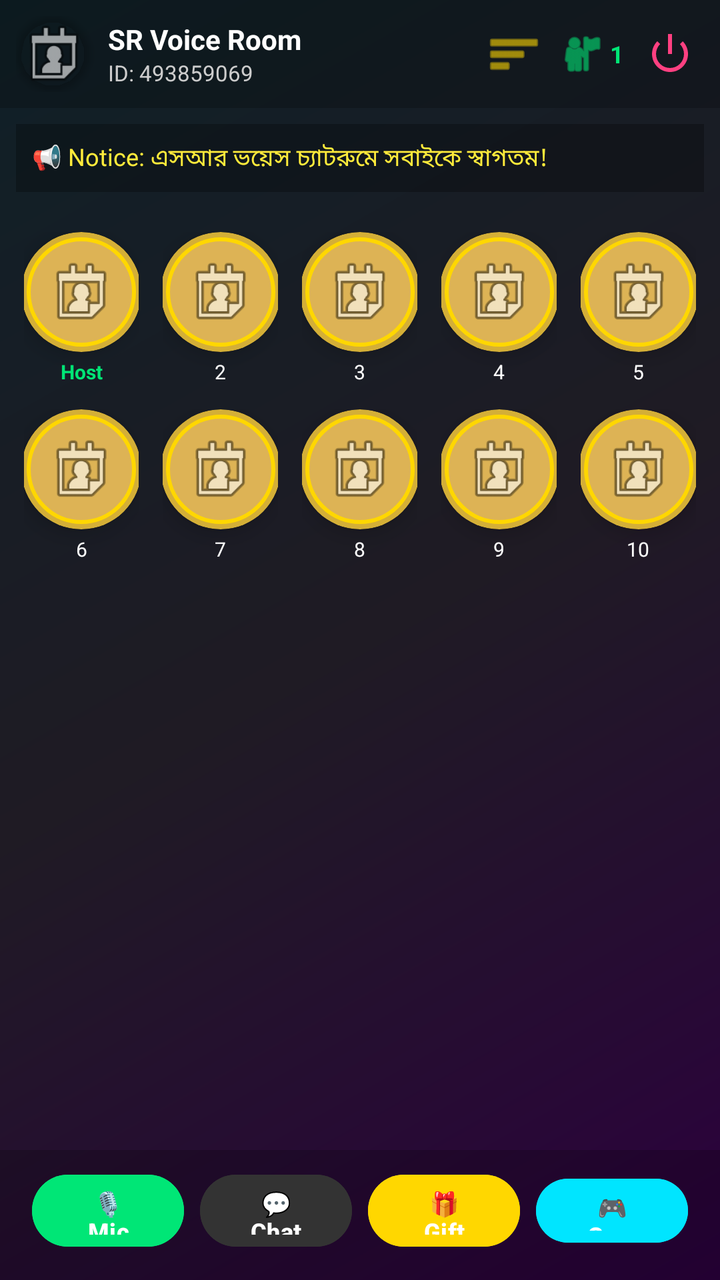
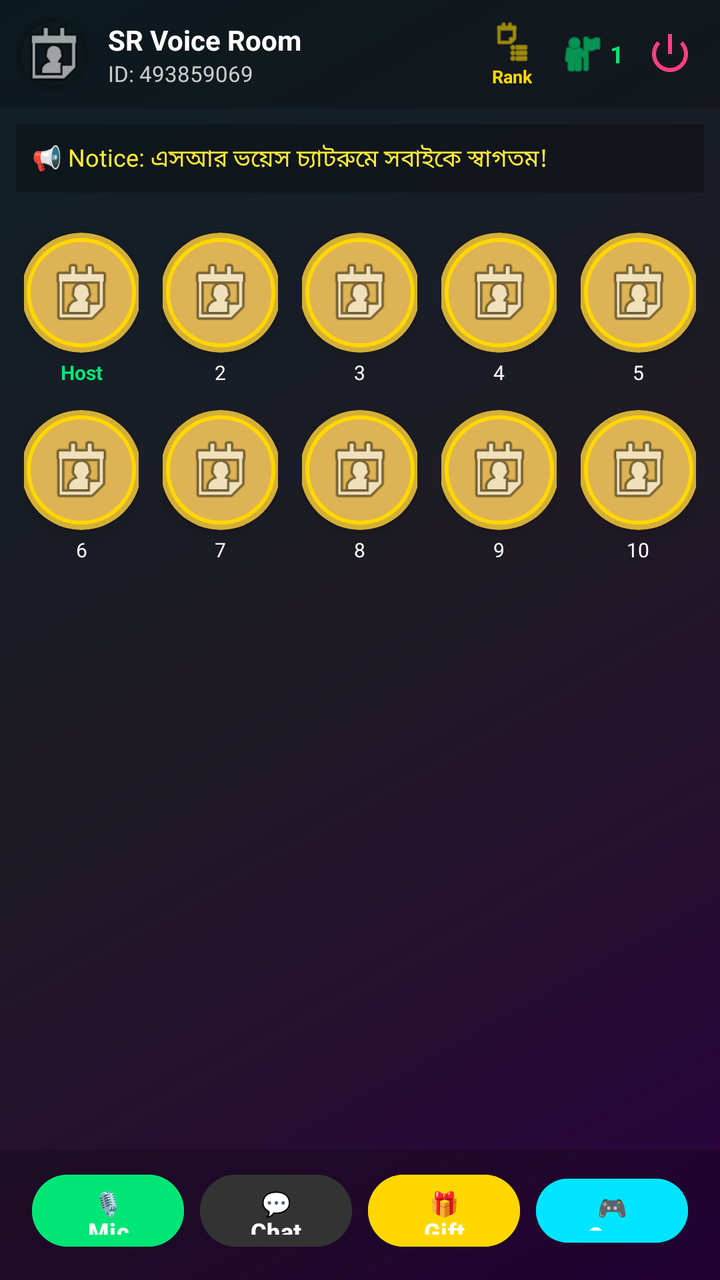

Compare the two renders of this Android layout. The source of the first and the diff that turns it into the second are given below.
<!-- AndroidManifest.xml: activity theme Theme.SRVoiceChat -->
<!-- res/layout/activity_voice_room.xml -->
<?xml version="1.0" encoding="utf-8"?>
<LinearLayout xmlns:android="http://schemas.android.com/apk/res/android"
    xmlns:app="http://schemas.android.com/apk/res-auto"
    android:layout_width="match_parent"
    android:layout_height="match_parent"
    android:orientation="vertical"
    android:fitsSystemWindows="true"
    android:background="@drawable/voice_room_bg">

    
    <LinearLayout
        android:layout_width="match_parent"
        android:layout_height="wrap_content"
        android:orientation="horizontal"
        android:padding="8dp"
        android:gravity="center_vertical"
        android:background="#33000000">

        
        <androidx.cardview.widget.CardView
            android:layout_width="38dp"
            android:layout_height="38dp"
            app:cardCornerRadius="19dp"
            app:cardElevation="2dp"
            android:layout_marginEnd="8dp"
            app:cardBackgroundColor="@android:color/transparent">
            <ImageView
                android:id="@+id/roomHeaderProfileImg"
                android:layout_width="match_parent"
                android:layout_height="match_parent"
                android:scaleType="centerCrop"
                android:src="@android:drawable/ic_menu_my_calendar"/>
        </androidx.cardview.widget.CardView>

        
        <LinearLayout
            android:layout_width="0dp"
            android:layout_height="wrap_content"
            android:layout_weight="1"
            android:orientation="vertical">

            <TextView
                android:id="@+id/roomTitleText"
                android:layout_width="wrap_content"
                android:layout_height="wrap_content"
                android:text="SR Voice Room"
                android:textColor="#FFFFFF"
                android:textSize="14sp"
                android:textStyle="bold"
                android:maxLines="1"
                android:ellipsize="end"/>

            <TextView
                android:id="@+id/roomInfoText"
                android:layout_width="wrap_content"
                android:layout_height="wrap_content"
                android:text="ID: 493859069"
                android:textColor="#CCCCCC"
                android:textSize="11sp"
                android:maxLines="1"
                android:ellipsize="end"/>
        </LinearLayout>

        
        <ImageView
            android:id="@+id/btnInRoomRanking"
            android:layout_width="28dp"
            android:layout_height="28dp"
            android:src="@android:drawable/ic_menu_sort_by_size"
            android:tint="#FFD700"
            android:layout_marginEnd="8dp"
            android:contentDescription="Ranking List"/>

        
        <LinearLayout
            android:layout_width="wrap_content"
            android:layout_height="wrap_content"
            android:orientation="horizontal"
            android:gravity="center_vertical"
            android:layout_marginEnd="6dp">

            <ImageView
                android:id="@+id/btnOnlineList"
                android:layout_width="24dp"
                android:layout_height="24dp"
                android:src="@android:drawable/ic_menu_myplaces"
                android:tint="#00E676"
                android:contentDescription="Online List"/>

            <TextView
                android:id="@+id/textOnlineCount"
                android:layout_width="wrap_content"
                android:layout_height="wrap_content"
                android:text="1"
                android:textColor="#00E676"
                android:textSize="12sp"
                android:textStyle="bold"
                android:layout_marginStart="2dp"/>
        </LinearLayout>

        
        <ImageButton
            android:id="@+id/btnPower"
            android:layout_width="34dp"
            android:layout_height="34dp"
            android:background="?attr/selectableItemBackgroundBorderless"
            android:src="@android:drawable/ic_lock_power_off"
            android:tint="#FF4081"
            android:contentDescription="Power Button" />
    </LinearLayout>

    
    <TextView
        android:id="@+id/roomNoticeBarText"
        android:layout_width="match_parent"
        android:layout_height="wrap_content"
        android:text="📢 Notice: এসআর ভয়েস চ্যাটরুমে সবাইকে স্বাগতম!"
        android:textColor="#FFEB3B"
        android:textSize="12sp"
        android:padding="8dp"
        android:background="#44000000"
        android:layout_margin="8dp"
        android:maxLines="1"
        android:ellipsize="end"/>

    
    <GridLayout
        android:layout_width="match_parent"
        android:layout_height="wrap_content"
        android:columnCount="5"
        android:padding="6dp"
        android:alignmentMode="alignMargins"
        android:columnOrderPreserved="false"
        android:gravity="center">

        
        <LinearLayout android:layout_width="0dp" android:layout_height="wrap_content" android:layout_columnWeight="1" android:orientation="vertical" android:gravity="center" android:layout_margin="6dp">
            <androidx.cardview.widget.CardView
                android:id="@+id/seatCard1"
                android:layout_width="60dp"
                android:layout_height="60dp"
                app:cardCornerRadius="30dp"
                app:cardElevation="6dp"
                app:cardBackgroundColor="#22000000"
                app:cardPreventCornerOverlap="false">
                <LinearLayout
                    android:layout_width="match_parent"
                    android:layout_height="match_parent"
                    android:background="@drawable/circle_gold"
                    android:padding="2.5dp">
                    <ImageView
                        android:id="@+id/seatImg1"
                        android:layout_width="match_parent"
                        android:layout_height="match_parent"
                        android:scaleType="centerCrop"
                        android:background="@drawable/bg_circle_pink"
                        android:src="@android:drawable/ic_menu_my_calendar"
                        android:padding="8dp"/>
                </LinearLayout>
            </androidx.cardview.widget.CardView>
            <TextView android:id="@+id/seatTxt1" android:layout_width="65dp" android:layout_height="wrap_content" android:text="Host" android:textColor="#00E676" android:textSize="10sp" android:textStyle="bold" android:gravity="center" android:layout_marginTop="3dp" android:maxLines="1" android:ellipsize="end"/>
        </LinearLayout>

        
        <LinearLayout android:layout_width="0dp" android:layout_height="wrap_content" android:layout_columnWeight="1" android:orientation="vertical" android:gravity="center" android:layout_margin="6dp">
            <androidx.cardview.widget.CardView
                android:id="@+id/seatCard2"
                android:layout_width="60dp"
                android:layout_height="60dp"
                app:cardCornerRadius="30dp"
                app:cardElevation="6dp"
                app:cardBackgroundColor="#22000000"
                app:cardPreventCornerOverlap="false">
                <LinearLayout
                    android:layout_width="match_parent"
                    android:layout_height="match_parent"
                    android:background="@drawable/circle_gold"
                    android:padding="2.5dp">
                    <ImageView
                        android:id="@+id/seatImg2"
                        android:layout_width="match_parent"
                        android:layout_height="match_parent"
                        android:scaleType="centerCrop"
                        android:background="@drawable/bg_circle_pink"
                        android:src="@android:drawable/ic_menu_my_calendar"
                        android:padding="8dp"/>
                </LinearLayout>
            </androidx.cardview.widget.CardView>
            <TextView android:id="@+id/seatTxt2" android:layout_width="65dp" android:layout_height="wrap_content" android:text="2" android:textColor="#FFFFFF" android:textSize="10sp" android:gravity="center" android:layout_marginTop="3dp" android:maxLines="1" android:ellipsize="end"/>
        </LinearLayout>

        
        <LinearLayout android:layout_width="0dp" android:layout_height="wrap_content" android:layout_columnWeight="1" android:orientation="vertical" android:gravity="center" android:layout_margin="6dp">
            <androidx.cardview.widget.CardView
                android:id="@+id/seatCard3"
                android:layout_width="60dp"
                android:layout_height="60dp"
                app:cardCornerRadius="30dp"
                app:cardElevation="6dp"
                app:cardBackgroundColor="#22000000">
                <LinearLayout
                    android:layout_width="match_parent"
                    android:layout_height="match_parent"
                    android:background="@drawable/circle_gold"
                    android:padding="2.5dp">
                    <ImageView
                        android:id="@+id/seatImg3"
                        android:layout_width="match_parent"
                        android:layout_height="match_parent"
                        android:scaleType="centerCrop"
                        android:background="@drawable/bg_circle_pink"
                        android:src="@android:drawable/ic_menu_my_calendar"
                        android:padding="8dp"/>
                </LinearLayout>
            </androidx.cardview.widget.CardView>
            <TextView android:id="@+id/seatTxt3" android:layout_width="65dp" android:layout_height="wrap_content" android:text="3" android:textColor="#FFFFFF" android:textSize="10sp" android:gravity="center" android:layout_marginTop="3dp" android:maxLines="1" android:ellipsize="end"/>
        </LinearLayout>

        
        <LinearLayout android:layout_width="0dp" android:layout_height="wrap_content" android:layout_columnWeight="1" android:orientation="vertical" android:gravity="center" android:layout_margin="6dp">
            <androidx.cardview.widget.CardView
                android:id="@+id/seatCard4"
                android:layout_width="60dp"
                android:layout_height="60dp"
                app:cardCornerRadius="30dp"
                app:cardElevation="6dp"
                app:cardBackgroundColor="#22000000">
                <LinearLayout
                    android:layout_width="match_parent"
                    android:layout_height="match_parent"
                    android:background="@drawable/circle_gold"
                    android:padding="2.5dp">
                    <ImageView
                        android:id="@+id/seatImg4"
                        android:layout_width="match_parent"
                        android:layout_height="match_parent"
                        android:scaleType="centerCrop"
                        android:background="@drawable/bg_circle_pink"
                        android:src="@android:drawable/ic_menu_my_calendar"
                        android:padding="8dp"/>
                </LinearLayout>
            </androidx.cardview.widget.CardView>
            <TextView android:id="@+id/seatTxt4" android:layout_width="65dp" android:layout_height="wrap_content" android:text="4" android:textColor="#FFFFFF" android:textSize="10sp" android:gravity="center" android:layout_marginTop="3dp" android:maxLines="1" android:ellipsize="end"/>
        </LinearLayout>

        
        <LinearLayout android:layout_width="0dp" android:layout_height="wrap_content" android:layout_columnWeight="1" android:orientation="vertical" android:gravity="center" android:layout_margin="6dp">
            <androidx.cardview.widget.CardView
                android:id="@+id/seatCard5"
                android:layout_width="60dp"
                android:layout_height="60dp"
                app:cardCornerRadius="30dp"
                app:cardElevation="6dp"
                app:cardBackgroundColor="#22000000">
                <LinearLayout
                    android:layout_width="match_parent"
                    android:layout_height="match_parent"
                    android:background="@drawable/circle_gold"
                    android:padding="2.5dp">
                    <ImageView
                        android:id="@+id/seatImg5"
                        android:layout_width="match_parent"
                        android:layout_height="match_parent"
                        android:scaleType="centerCrop"
                        android:background="@drawable/bg_circle_pink"
                        android:src="@android:drawable/ic_menu_my_calendar"
                        android:padding="8dp"/>
                </LinearLayout>
            </androidx.cardview.widget.CardView>
            <TextView android:id="@+id/seatTxt5" android:layout_width="65dp" android:layout_height="wrap_content" android:text="5" android:textColor="#FFFFFF" android:textSize="10sp" android:gravity="center" android:layout_marginTop="3dp" android:maxLines="1" android:ellipsize="end"/>
        </LinearLayout>

        
        <LinearLayout android:layout_width="0dp" android:layout_height="wrap_content" android:layout_columnWeight="1" android:orientation="vertical" android:gravity="center" android:layout_margin="6dp">
            <androidx.cardview.widget.CardView
                android:id="@+id/seatCard6"
                android:layout_width="60dp"
                android:layout_height="60dp"
                app:cardCornerRadius="30dp"
                app:cardElevation="6dp"
                app:cardBackgroundColor="#22000000">
                <LinearLayout
                    android:layout_width="match_parent"
                    android:layout_height="match_parent"
                    android:background="@drawable/circle_gold"
                    android:padding="2.5dp">
                    <ImageView
                        android:id="@+id/seatImg6"
                        android:layout_width="match_parent"
                        android:layout_height="match_parent"
                        android:scaleType="centerCrop"
                        android:background="@drawable/bg_circle_pink"
                        android:src="@android:drawable/ic_menu_my_calendar"
                        android:padding="8dp"/>
                </LinearLayout>
            </androidx.cardview.widget.CardView>
            <TextView android:id="@+id/seatTxt6" android:layout_width="65dp" android:layout_height="wrap_content" android:text="6" android:textColor="#FFFFFF" android:textSize="10sp" android:gravity="center" android:layout_marginTop="3dp" android:maxLines="1" android:ellipsize="end"/>
        </LinearLayout>

        
        <LinearLayout android:layout_width="0dp" android:layout_height="wrap_content" android:layout_columnWeight="1" android:orientation="vertical" android:gravity="center" android:layout_margin="6dp">
            <androidx.cardview.widget.CardView
                android:id="@+id/seatCard7"
                android:layout_width="60dp"
                android:layout_height="60dp"
                app:cardCornerRadius="30dp"
                app:cardElevation="6dp"
                app:cardBackgroundColor="#22000000">
                <LinearLayout
                    android:layout_width="match_parent"
                    android:layout_height="match_parent"
                    android:background="@drawable/circle_gold"
                    android:padding="2.5dp">
                    <ImageView
                        android:id="@+id/seatImg7"
                        android:layout_width="match_parent"
                        android:layout_height="match_parent"
                        android:scaleType="centerCrop"
                        android:background="@drawable/bg_circle_pink"
                        android:src="@android:drawable/ic_menu_my_calendar"
                        android:padding="8dp"/>
                </LinearLayout>
            </androidx.cardview.widget.CardView>
            <TextView android:id="@+id/seatTxt7" android:layout_width="65dp" android:layout_height="wrap_content" android:text="7" android:textColor="#FFFFFF" android:textSize="10sp" android:gravity="center" android:layout_marginTop="3dp" android:maxLines="1" android:ellipsize="end"/>
        </LinearLayout>

        
        <LinearLayout android:layout_width="0dp" android:layout_height="wrap_content" android:layout_columnWeight="1" android:orientation="vertical" android:gravity="center" android:layout_margin="6dp">
            <androidx.cardview.widget.CardView
                android:id="@+id/seatCard8"
                android:layout_width="60dp"
                android:layout_height="60dp"
                app:cardCornerRadius="30dp"
                app:cardElevation="6dp"
                app:cardBackgroundColor="#22000000">
                <LinearLayout
                    android:layout_width="match_parent"
                    android:layout_height="match_parent"
                    android:background="@drawable/circle_gold"
                    android:padding="2.5dp">
                    <ImageView
                        android:id="@+id/seatImg8"
                        android:layout_width="match_parent"
                        android:layout_height="match_parent"
                        android:scaleType="centerCrop"
                        android:background="@drawable/bg_circle_pink"
                        android:src="@android:drawable/ic_menu_my_calendar"
                        android:padding="8dp"/>
                </LinearLayout>
            </androidx.cardview.widget.CardView>
            <TextView android:id="@+id/seatTxt8" android:layout_width="65dp" android:layout_height="wrap_content" android:text="8" android:textColor="#FFFFFF" android:textSize="10sp" android:gravity="center" android:layout_marginTop="3dp" android:maxLines="1" android:ellipsize="end"/>
        </LinearLayout>

        
        <LinearLayout android:layout_width="0dp" android:layout_height="wrap_content" android:layout_columnWeight="1" android:orientation="vertical" android:gravity="center" android:layout_margin="6dp">
            <androidx.cardview.widget.CardView
                android:id="@+id/seatCard9"
                android:layout_width="60dp"
                android:layout_height="60dp"
                app:cardCornerRadius="30dp"
                app:cardElevation="6dp"
                app:cardBackgroundColor="#22000000">
                <LinearLayout
                    android:layout_width="match_parent"
                    android:layout_height="match_parent"
                    android:background="@drawable/circle_gold"
                    android:padding="2.5dp">
                    <ImageView
                        android:id="@+id/seatImg9"
                        android:layout_width="match_parent"
                        android:layout_height="match_parent"
                        android:scaleType="centerCrop"
                        android:background="@drawable/bg_circle_pink"
                        android:src="@android:drawable/ic_menu_my_calendar"
                        android:padding="8dp"/>
                </LinearLayout>
            </androidx.cardview.widget.CardView>
            <TextView android:id="@+id/seatTxt9" android:layout_width="65dp" android:layout_height="wrap_content" android:text="9" android:textColor="#FFFFFF" android:textSize="10sp" android:gravity="center" android:layout_marginTop="3dp" android:maxLines="1" android:ellipsize="end"/>
        </LinearLayout>

        
        <LinearLayout android:layout_width="0dp" android:layout_height="wrap_content" android:layout_columnWeight="1" android:orientation="vertical" android:gravity="center" android:layout_margin="6dp">
            <androidx.cardview.widget.CardView
                android:id="@+id/seatCard10"
                android:layout_width="60dp"
                android:layout_height="60dp"
                app:cardCornerRadius="30dp"
                app:cardElevation="6dp"
                app:cardBackgroundColor="#22000000">
                <LinearLayout
                    android:layout_width="match_parent"
                    android:layout_height="match_parent"
                    android:background="@drawable/circle_gold"
                    android:padding="2.5dp">
                    <ImageView
                        android:id="@+id/seatImg10"
                        android:layout_width="match_parent"
                        android:layout_height="match_parent"
                        android:scaleType="centerCrop"
                        android:background="@drawable/bg_circle_pink"
                        android:src="@android:drawable/ic_menu_my_calendar"
                        android:padding="8dp"/>
                </LinearLayout>
            </androidx.cardview.widget.CardView>
            <TextView android:id="@+id/seatTxt10" android:layout_width="65dp" android:layout_height="wrap_content" android:text="10" android:textColor="#FFFFFF" android:textSize="10sp" android:gravity="center" android:layout_marginTop="3dp" android:maxLines="1" android:ellipsize="end"/>
        </LinearLayout>

    </GridLayout>

    
    <ListView
        android:id="@+id/chatListView"
        android:layout_width="match_parent"
        android:layout_height="0dp"
        android:layout_weight="1"
        android:divider="@null"
        android:stackFromBottom="true"
        android:transcriptMode="normal"
        android:paddingHorizontal="8dp"
        android:paddingTop="8dp"/>

    
    <LinearLayout
        android:layout_width="match_parent"
        android:layout_height="65dp"
        android:orientation="horizontal"
        android:background="#33000000"
        android:gravity="center"
        android:paddingHorizontal="12dp"
        android:paddingTop="6dp"
        android:paddingBottom="10dp">

        <Button
            android:id="@+id/btnMicToggle"
            android:layout_width="0dp"
            android:layout_height="44dp"
            android:layout_weight="1"
            android:text="🎙️ Mic"
            android:textColor="#FFFFFF"
            android:textSize="12sp"
            android:backgroundTint="#00E676"
            android:layout_marginHorizontal="4dp"
            android:textStyle="bold"/>

        <Button
            android:id="@+id/btnChatOption"
            android:layout_width="0dp"
            android:layout_height="44dp"
            android:layout_weight="1"
            android:text="💬 Chat"
            android:textColor="#FFFFFF"
            android:textSize="12sp"
            android:backgroundTint="#333333"
            android:layout_marginHorizontal="4dp"
            android:textStyle="bold"/>

        <Button
            android:id="@+id/btnGiftBox"
            android:layout_width="0dp"
            android:layout_height="44dp"
            android:layout_weight="1"
            android:text="🎁 Gift"
            android:textColor="#FFFFFF"
            android:textSize="12sp"
            android:backgroundTint="#FFD700"
            android:layout_marginHorizontal="4dp"
            android:textStyle="bold"/>

        <Button
            android:id="@+id/btnGameBox"
            android:layout_width="0dp"
            android:layout_height="40dp"
            android:layout_weight="1"
            android:text="🎮 Game"
            android:textColor="#FFFFFF"
            android:textSize="12sp"
            android:backgroundTint="#00E5FF"
            android:layout_marginHorizontal="4dp"
            android:textStyle="bold"/>

    </LinearLayout>

</LinearLayout>
<!-- resources referenced by this layout -->
<resources>
  <!-- drawable bg_circle_pink (drawable) -->
  <?xml version="1.0" encoding="utf-8"?>
  <shape xmlns:android="http://schemas.android.com/apk/res/android"
      android:shape="oval">
      
      <solid android:color="#33FFC0CB" />
      
      
      <stroke 
          android:width="2dp" 
          android:color="#FFD700" />
  </shape>
  <!-- drawable circle_gold (drawable) -->
  <?xml version="1.0" encoding="utf-8"?>
  <shape xmlns:android="http://schemas.android.com/apk/res/android" android:shape="oval">
      <solid android:color="#D4AF37"/>
  </shape>
  <!-- drawable voice_room_bg (drawable) -->
  <?xml version="1.0" encoding="utf-8"?>
  <shape xmlns:android="http://schemas.android.com/apk/res/android">
      <gradient
          android:angle="135"
          android:startColor="#2C003E"
          android:centerColor="#1F1B24"
          android:endColor="#0F2027"
          android:type="linear" />
  </shape>
  <style name="Theme.SRVoiceChat" parent="Theme.Material3.DayNight.NoActionBar">
          <item name="colorPrimary">#FF4081</item>
          <item name="android:statusBarColor">#FF4081</item>
          <item name="android:windowLightStatusBar">true</item>
      </style>
</resources>

<!-- the commit's change to res/layout/activity_voice_room.xml (unified diff, before → after) -->
@@ -62,14 +62,33 @@
         </LinearLayout>
 
         
-        <ImageView
+        <LinearLayout
             android:id="@+id/btnInRoomRanking"
-            android:layout_width="28dp"
-            android:layout_height="28dp"
-            android:src="@android:drawable/ic_menu_sort_by_size"
-            android:tint="#FFD700"
-            android:layout_marginEnd="8dp"
-            android:contentDescription="Ranking List"/>
+            android:layout_width="wrap_content"
+            android:layout_height="wrap_content"
+            android:orientation="vertical"
+            android:gravity="center"
+            android:clickable="true"
+            android:focusable="true"
+            android:layout_marginEnd="10dp"
+            android:background="?attr/selectableItemBackgroundBorderless"
+            android:padding="2dp">
+
+            <ImageView
+                android:layout_width="22dp"
+                android:layout_height="22dp"
+                android:src="@android:drawable/ic_menu_agenda"
+                android:tint="#FFD700"
+                android:contentDescription="Cup Ranking"/>
+
+            <TextView
+                android:layout_width="wrap_content"
+                android:layout_height="wrap_content"
+                android:text="Rank"
+                android:textColor="#FFD700"
+                android:textSize="9sp"
+                android:textStyle="bold"/>
+        </LinearLayout>
 
         
         <LinearLayout
